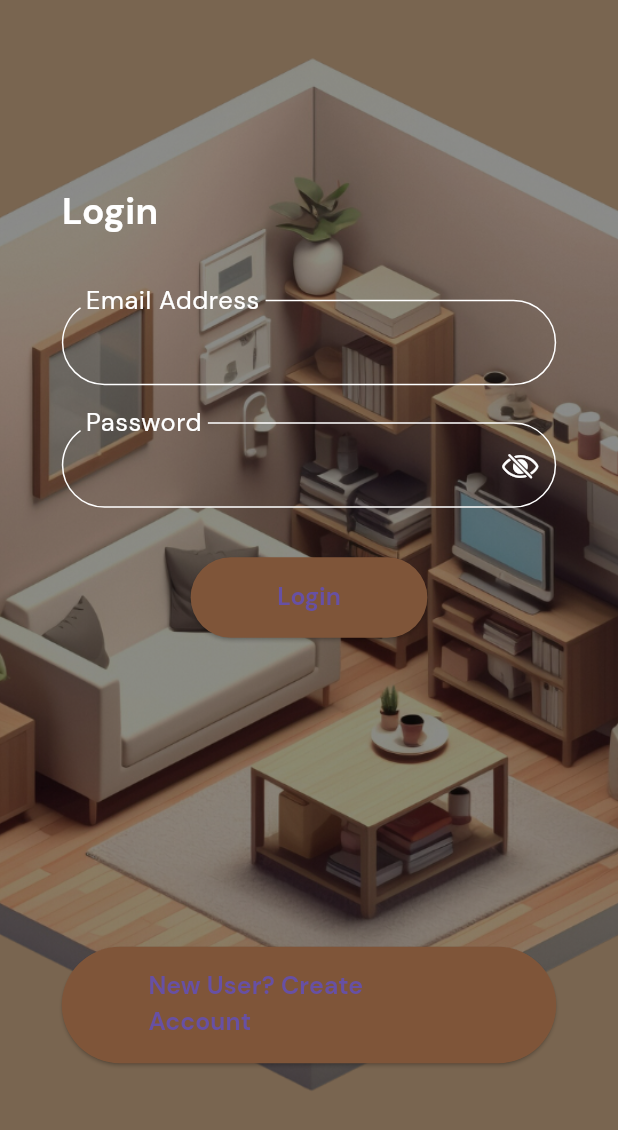
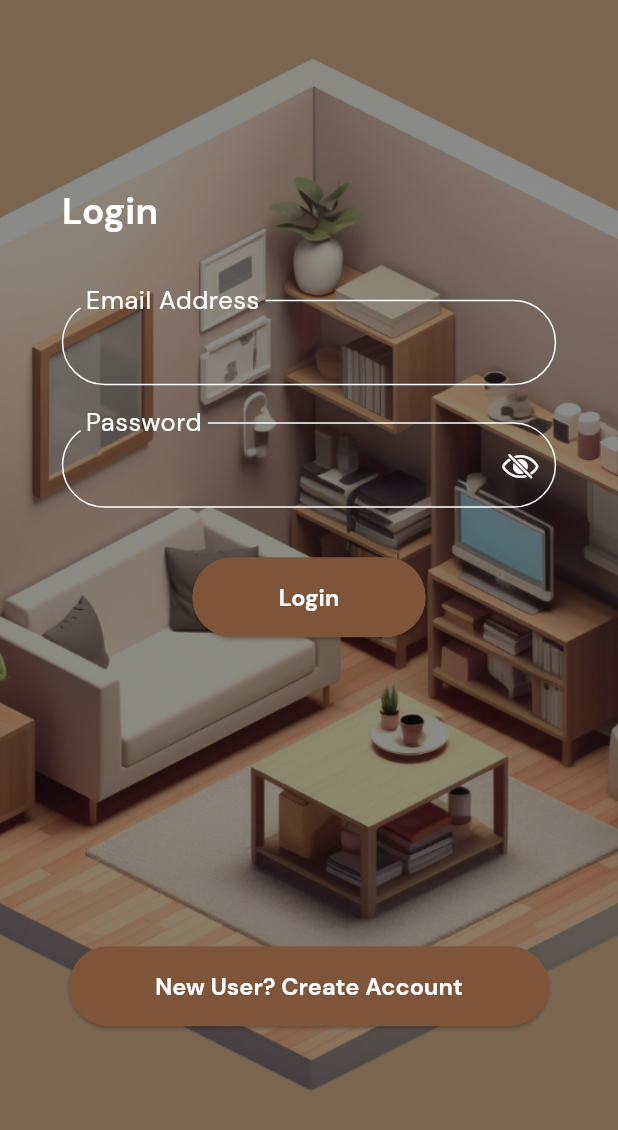
Before and after one commit to kimrolx/Stats-and-Estates, a Flutter app: the screen it shows after launch, on a phone screen of 412 x 824 dp. Shown: the top 1130 px of the screen. Run offline on Flutter 3.47's test engine with Material 3 defaults, Android fonts, the phone set to English and light mode, and no system bars; our stand-ins replace firebase_auth, firebase_core, flutter_svg, gap; accounts and stored records are empty.

Commit message:
Fix issue where logout and create user doesn't take them to their respective pages, minor color changes

```diff
--- a/lib/src/screens/signup_page.dart
+++ b/lib/src/screens/signup_page.dart
@@ -42,6 +42,12 @@
       await authService.createUserWithEmailAndPassword(
         emailController.text,
         passwordController.text,
+      );
+      Navigator.pushReplacement(
+        context,
+        MaterialPageRoute(
+          builder: (context) => const HomePage(),
+        ),
       );
     } catch (e) {
       ScaffoldMessenger.of(context).showSnackBar(
--- a/lib/src/widgets/button_builder.dart
+++ b/lib/src/widgets/button_builder.dart
@@ -13,26 +13,27 @@
 
   @override
   Widget build(BuildContext context) {
-    double screenWidth = MediaQuery.of(context).size.width;
-    double screenHeight = MediaQuery.of(context).size.height;
+    double width = MediaQuery.of(context).size.width;
+    double height = MediaQuery.of(context).size.height;
 
     return ElevatedButton(
       onPressed: onPressed,
       style: ElevatedButton.styleFrom(
         backgroundColor: buttonColor,
+        foregroundColor: Colors.white,
         shape: RoundedRectangleBorder(
           borderRadius: BorderRadius.circular(40),
         ),
         padding: EdgeInsets.symmetric(
-          horizontal: screenWidth * 0.14,
-          vertical: screenHeight * 0.018,
+          horizontal: width * 0.14,
+          vertical: height * 0.019,
         ),
       ),
       child: Text(
         text,
         style: TextStyle(
           fontFamily: 'DMSansBold',
-          fontSize: screenWidth * 0.04,
+          fontSize: width * 0.038,
         ),
       ),
     );
--- a/lib/src/widgets/fields/confirm_password_field.dart
+++ b/lib/src/widgets/fields/confirm_password_field.dart
@@ -1,5 +1,6 @@
 import 'package:flutter/cupertino.dart';
 import 'package:flutter/material.dart';
+import 'package:stats_and_estates/src/constants/colors.dart';
 
 class ConfirmPasswordField extends StatefulWidget {
   final TextEditingController controller;
@@ -41,7 +42,7 @@
           ),
           focusedBorder: OutlineInputBorder(
             borderRadius: BorderRadius.circular(50),
-            borderSide: const BorderSide(color: Colors.blue),
+            borderSide: BorderSide(color: splashColor),
           ),
           suffixIcon: IconButton(
             icon: Icon(
--- a/lib/src/widgets/fields/password_field.dart
+++ b/lib/src/widgets/fields/password_field.dart
@@ -1,5 +1,6 @@
 import 'package:flutter/cupertino.dart';
 import 'package:flutter/material.dart';
+import 'package:stats_and_estates/src/constants/colors.dart';
 
 class PasswordField extends StatefulWidget {
   final TextEditingController controller;
@@ -41,7 +42,7 @@
           ),
           focusedBorder: OutlineInputBorder(
             borderRadius: BorderRadius.circular(50),
-            borderSide: const BorderSide(color: Colors.blue),
+            borderSide: BorderSide(color: splashColor),
           ),
           suffixIcon: IconButton(
             icon: Icon(
--- a/lib/src/widgets/fields/text_field_builder.dart
+++ b/lib/src/widgets/fields/text_field_builder.dart
@@ -1,4 +1,5 @@
 import 'package:flutter/material.dart';
+import 'package:stats_and_estates/src/constants/colors.dart';
 
 class MyTextField extends StatelessWidget {
   final TextEditingController controller;
@@ -37,7 +38,7 @@
           ),
           focusedBorder: OutlineInputBorder(
             borderRadius: BorderRadius.circular(50),
-            borderSide: const BorderSide(color: Colors.blue),
+            borderSide: BorderSide(color: splashColor),
           ),
         ),
       ),
```
Also changed, not shown: lib/src/screens/user_page.dart (+8 -1 lines).
